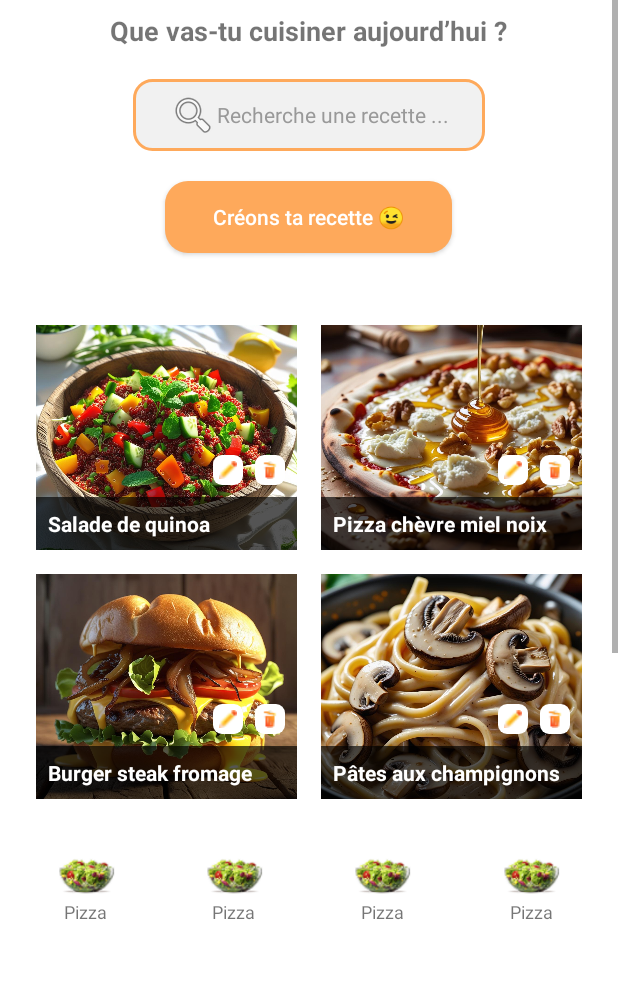
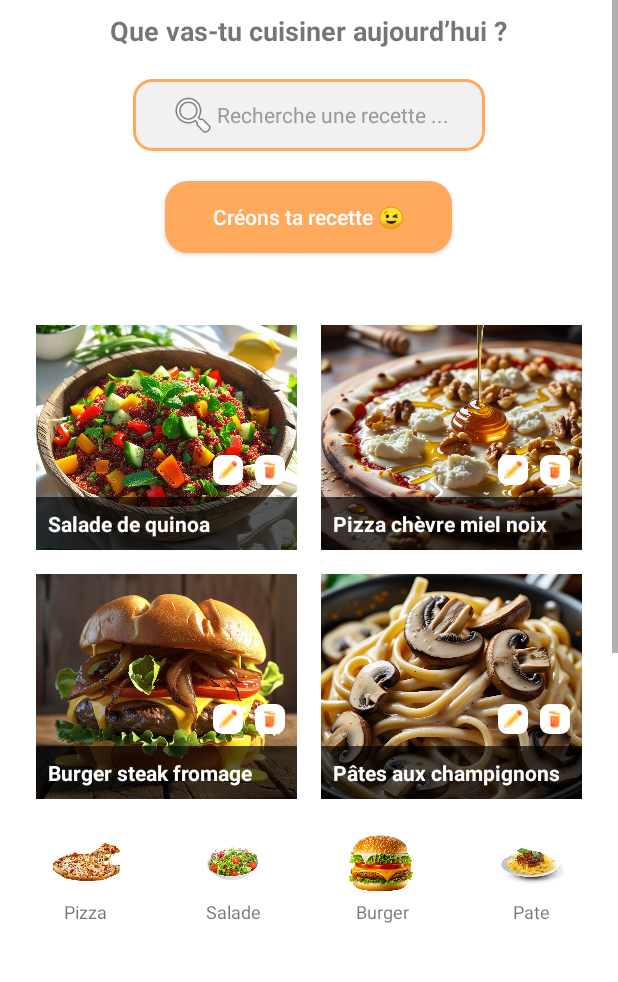
Before and after one commit to EmileDevGit/cuisto, an Android app: the AccueilActivity screen opened directly, with no data from a screen before it, on a phone screen of 412 x 824 dp, the part 252-1234 px from its top. Run offline under Robolectric (Android 15) with nearby library versions, the phone set to English and light mode, and no system bars.

Commit message:
Template page introduction et page d'accueil termine

```diff
--- a/cuisto/app/src/main/res/layout/activity_accueil.xml
+++ b/cuisto/app/src/main/res/layout/activity_accueil.xml
@@ -323,7 +323,7 @@
             <ImageView
                 android:layout_width="48dp"
                 android:layout_height="48dp"
-                android:src="@drawable/salade_icone_categorie" />
+                android:src="@drawable/icone_pizza_cat" />
             <TextView
                 android:layout_width="wrap_content"
                 android:layout_height="wrap_content"
@@ -343,11 +343,11 @@
             <ImageView
                 android:layout_width="48dp"
                 android:layout_height="48dp"
-                android:src="@drawable/salade_icone_categorie" />
+                android:src="@drawable/icone_salade_cat" />
             <TextView
                 android:layout_width="wrap_content"
                 android:layout_height="wrap_content"
-                android:text="Pizza"
+                android:text="Salade"
                 android:textSize="12sp" />
         </LinearLayout>
         <LinearLayout
@@ -363,11 +363,11 @@
             <ImageView
                 android:layout_width="48dp"
                 android:layout_height="48dp"
-                android:src="@drawable/salade_icone_categorie" />
+                android:src="@drawable/icone_burger_cat" />
             <TextView
                 android:layout_width="wrap_content"
                 android:layout_height="wrap_content"
-                android:text="Pizza"
+                android:text="Burger"
                 android:textSize="12sp" />
         </LinearLayout>
         <LinearLayout
@@ -383,11 +383,11 @@
             <ImageView
                 android:layout_width="48dp"
                 android:layout_height="48dp"
-                android:src="@drawable/salade_icone_categorie" />
+                android:src="@drawable/icone_pates_cat" />
             <TextView
                 android:layout_width="wrap_content"
                 android:layout_height="wrap_content"
-                android:text="Pizza"
+                android:text="Pate"
                 android:textSize="12sp" />
         </LinearLayout>
     </LinearLayout>
```
Also changed, not shown: cuisto/app/src/main/res/drawable/icone_burger_cat.webp (added), cuisto/app/src/main/res/drawable/icone_pates_cat.png (added), cuisto/app/src/main/res/drawable/icone_pizza_cat.webp (added), cuisto/app/src/main/res/drawable/icone_salade_cat.webp (added).
